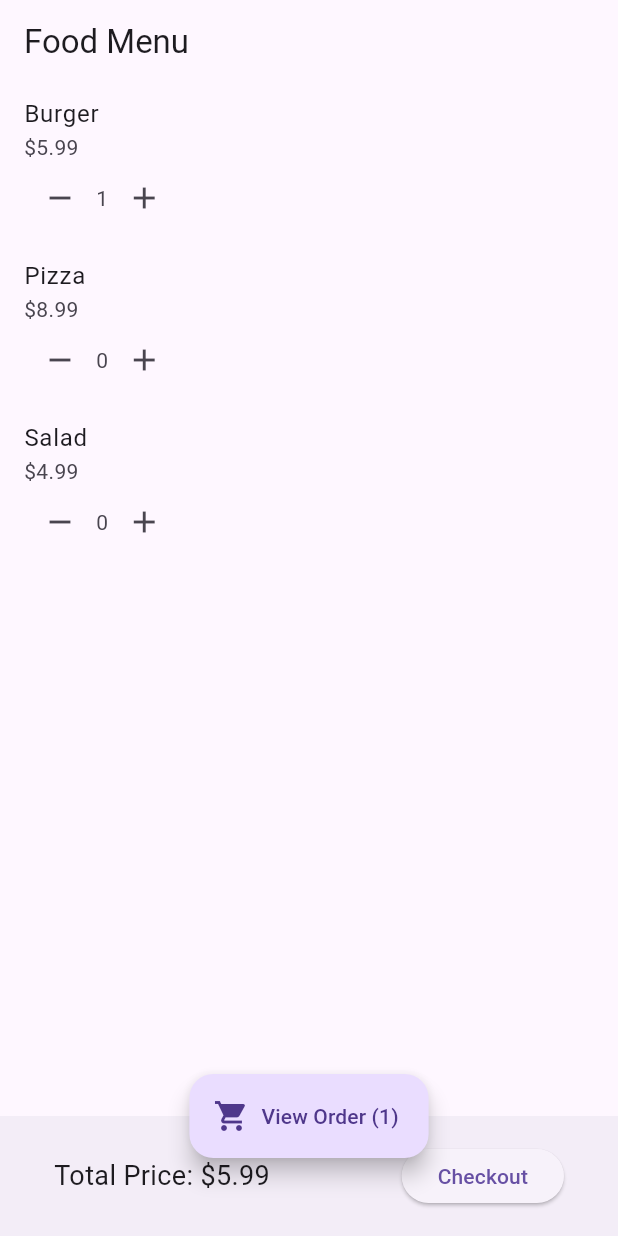
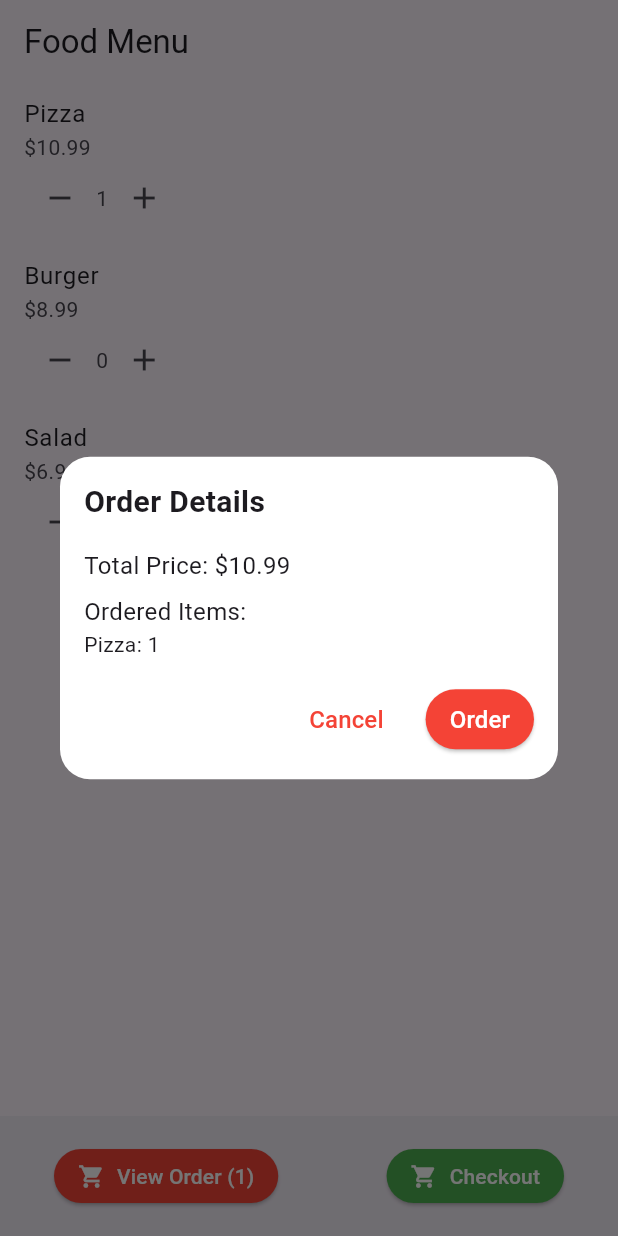
Before and after one commit to abhisekthapam/Tokri, a Flutter app: the screen it shows after launch, after a tap on the "add" icon, after a tap on "Checkout", on a phone screen of 412 x 824 dp. Run offline on Flutter 3.47's test engine with Material 3 defaults, Android fonts, the phone set to English and light mode, and no system bars; our stand-ins replace firebase_core; accounts and stored records are empty.

Commit message:
feat: view order and checkout

```diff
--- a/lib/models/foot_items.dart
+++ b/lib/models/foot_items.dart
@@ -1,5 +1,5 @@
 class FoodItem {
-  String name;
-  double price;
+  final String name;
+  final double price;
   FoodItem({required this.name, required this.price});
 }
--- a/lib/view/food_menu_page.dart
+++ b/lib/view/food_menu_page.dart
@@ -1,6 +1,7 @@
 import 'package:flutter/material.dart';
 import '../models/foot_items.dart';
 import '../view_models/food_menu_view_model.dart';
+import 'order_page.dart';
 
 class FoodMenuPage extends StatefulWidget {
   @override
@@ -10,6 +11,7 @@ class FoodMenuPage extends StatefulWidget {
 class _FoodMenuPageState extends State<FoodMenuPage> {
   final FoodMenuViewModel viewModel = FoodMenuViewModel();
   Map<FoodItem, int> orderedItems = {};
+
   @override
   void initState() {
     super.initState();
@@ -83,33 +85,127 @@ class _FoodMenuPageState extends State<FoodMenuPage> {
           );
         },
       ),
-      floatingActionButton: FloatingActionButton.extended(
-        onPressed: () {
-          Navigator.push(
-            context,
-            MaterialPageRoute(
-              builder: (context) => OrderPage(orderedItems: orderedItems),
-            ),
-          );
-        },
-        label: Text('View Order (${orderedItems.length})'),
-        icon: Icon(Icons.shopping_cart),
-      ),
       bottomNavigationBar: BottomAppBar(
         child: Container(
           padding: EdgeInsets.symmetric(horizontal: 20, vertical: 10),
           child: Row(
             mainAxisAlignment: MainAxisAlignment.spaceBetween,
             children: [
-              Text(
-                'Total Price: \$${calculateTotalPrice().toStringAsFixed(2)}',
-                style: TextStyle(fontSize: 18),
+              ElevatedButton.icon(
+                onPressed: orderedItems.isEmpty ? null : () {
+                  Navigator.push( // Navigate to the OrderPage
+                    context,
+                    MaterialPageRoute(
+                      builder: (context) => OrderPage(orderedItems: orderedItems, totalPrice: calculateTotalPrice()),
+                    ),
+                  );
+                },
+                icon: Icon(Icons.shopping_cart),
+                label: Text('View Order (${orderedItems.length})'),
+                style: ElevatedButton.styleFrom(
+                  primary: Colors.red,
+                  onPrimary: Colors.white,
+                  padding: EdgeInsets.symmetric(horizontal: 16, vertical: 8),
+                  shape: RoundedRectangleBorder(borderRadius: BorderRadius.circular(20)),
+                ),
               ),
-              ElevatedButton(
-                onPressed: () {
-                  // Perform action when "Checkout" button is pressed
-                },
-                child: Text('Checkout'),
+              ElevatedButton.icon(
+                onPressed: orderedItems.isNotEmpty ? () async {
+                  final totalPrice = calculateTotalPrice();
+                  await viewModel.checkout(orderedItems, totalPrice);
+                  showDialog(
+                    context: context,
+                    builder: (context) => Dialog(
+                      shape: RoundedRectangleBorder(
+                        borderRadius: BorderRadius.circular(20.0),
+                      ),
+                      backgroundColor: Colors.white,
+                      child: Padding(
+                        padding: const EdgeInsets.all(16.0),
+                        child: Column(
+                          mainAxisSize: MainAxisSize.min,
+                          crossAxisAlignment: CrossAxisAlignment.start,
+                          children: [
+                            Text(
+                              'Order Details',
+                              style: TextStyle(
+                                fontSize: 20,
+                                fontWeight: FontWeight.bold,
+                              ),
+                            ),
+                            SizedBox(height: 16),
+                            Text(
+                              'Total Price: \$${totalPrice.toStringAsFixed(2)}',
+                              style: TextStyle(
+                                fontSize: 16,
+                              ),
+                            ),
+                            SizedBox(height: 8),
+                            Text(
+                              'Ordered Items:',
+                              style: TextStyle(
+                                fontSize: 16,
+                              ),
+                            ),
+                            Column(
+                              crossAxisAlignment: CrossAxisAlignment.start,
+                              children: orderedItems.entries.map((entry) => Text('${entry.key.name}: ${entry.value}')).toList(),
+                            ),
+                            SizedBox(height: 16),
+                            Row(
+                              mainAxisAlignment: MainAxisAlignment.end,
+                              children: [
+                                TextButton(
+                                  onPressed: () {
+                                    Navigator.pop(context);
+                                  },
+                                  child: Text(
+                                    'Cancel',
+                                    style: TextStyle(
+                                      color: Colors.red,
+                                      fontSize: 16,
+                                    ),
+                                  ),
+                                ),
+                                SizedBox(width: 16),
+                                ElevatedButton(
+                                  onPressed: () {
+                                    setState(() {
+                                      orderedItems.clear();
+                                    });
+                                    Navigator.pop(context);
+                                  },
+                                  child: Text(
+                                    'Order',
+                                    style: TextStyle(
+                                      fontSize: 16,
+                                    ),
+                                  ),
+                                  style: ElevatedButton.styleFrom(
+                                    primary: Colors.red,
+                                    onPrimary: Colors.white,
+                                    padding: EdgeInsets.symmetric(horizontal: 16, vertical: 8),
+                                    shape: RoundedRectangleBorder(
+                                      borderRadius: BorderRadius.circular(20),
+                                    ),
+                                  ),
+                                ),
+                              ],
+                            ),
+                          ],
+                        ),
+                      ),
+                    ),
+                  );
+                } : null,
+                icon: Icon(Icons.shopping_cart),
+                label: Text('Checkout'),
+                style: ElevatedButton.styleFrom(
+                  primary: Colors.green,
+                  onPrimary: Colors.white,
+                  padding: EdgeInsets.symmetric(horizontal: 16, vertical: 8),
+                  shape: RoundedRectangleBorder(borderRadius: BorderRadius.circular(20)),
+                ),
               ),
             ],
           ),
@@ -119,29 +215,3 @@ class _FoodMenuPageState extends State<FoodMenuPage> {
     );
   }
 }
-
-class OrderPage extends StatelessWidget {
-  final Map<FoodItem, int> orderedItems;
-
-  OrderPage({required this.orderedItems});
-
-  @override
-  Widget build(BuildContext context) {
-    return Scaffold(
-      appBar: AppBar(
-        title: Text('Ordered Items'),
-      ),
-      body: ListView.builder(
-        itemCount: orderedItems.length,
-        itemBuilder: (context, index) {
-          final foodItem = orderedItems.keys.elementAt(index);
-          final quantity = orderedItems.values.elementAt(index);
-          return ListTile(
-            title: Text(foodItem.name),
-            subtitle: Text('Quantity: $quantity, Price: \$${(foodItem.price * quantity).toStringAsFixed(2)}'),
-          );
-        },
-      ),
-    );
-  }
-}
--- a/lib/view/order_page.dart
+++ b/lib/view/order_page.dart
@@ -0,0 +1,38 @@
+import 'package:flutter/material.dart';
+import '../models/foot_items.dart';
+
+class OrderPage extends StatelessWidget {
+  final Map<FoodItem, int> orderedItems;
+  final double totalPrice;
+
+  OrderPage({required this.orderedItems, required this.totalPrice});
+
+  @override
+  Widget build(BuildContext context) {
+    return Scaffold(
+      appBar: AppBar(
+        title: Text('Ordered Items'),
+      ),
+      body: ListView.builder(
+        itemCount: orderedItems.length,
+        itemBuilder: (context, index) {
+          final foodItem = orderedItems.keys.elementAt(index);
+          final quantity = orderedItems.values.elementAt(index);
+          return ListTile(
+            title: Text(foodItem.name),
+            subtitle: Text('Quantity: $quantity, Price: \$${(foodItem.price * quantity).toStringAsFixed(2)}'),
+          );
+        },
+      ),
+      bottomNavigationBar: BottomAppBar(
+        child: Container(
+          padding: EdgeInsets.symmetric(horizontal: 20, vertical: 10),
+          child: Text(
+            'Total Price: \$${totalPrice.toStringAsFixed(2)}',
+            style: TextStyle(fontSize: 18),
+          ),
+        ),
+      ),
+    );
+  }
+}
--- a/lib/view_models/food_menu_view_model.dart
+++ b/lib/view_models/food_menu_view_model.dart
@@ -1,14 +1,21 @@
 import '../models/foot_items.dart';
 
 class FoodMenuViewModel {
-  List<FoodItem> foodItems = [];
+  late List<FoodItem> foodItems;
 
   void fetchFoodItems() {
-    // For demonstration purposes, adding dummy data directly
+    // Simulate fetching food items from a data source
     foodItems = [
-      FoodItem(name: 'Burger', price: 5.99),
-      FoodItem(name: 'Pizza', price: 8.99),
-      FoodItem(name: 'Salad', price: 4.99),
+      FoodItem(name: 'Pizza', price: 10.99),
+      FoodItem(name: 'Burger', price: 8.99),
+      FoodItem(name: 'Salad', price: 6.99),
     ];
   }
+
+  Future<void> checkout(Map<FoodItem, int> orderedItems, double totalPrice) async {
+    // Perform checkout logic here, such as sending order details to Firebase
+    // For demonstration, let's print the order details
+    print('Ordered Items: $orderedItems');
+    print('Total Price: $totalPrice');
+  }
 }
--- a/pubspec.yaml
+++ b/pubspec.yaml
@@ -34,6 +34,7 @@ dependencies:
   firebase_core: ^2.24.0
   firebase_auth: ^4.15.0
   firebase_database: ^10.3.8
+  cloud_firestore: 4.15.5
   firebase_storage: ^11.5.6
 
 
```
Also changed, not shown: pubspec.lock, 3 other files.
